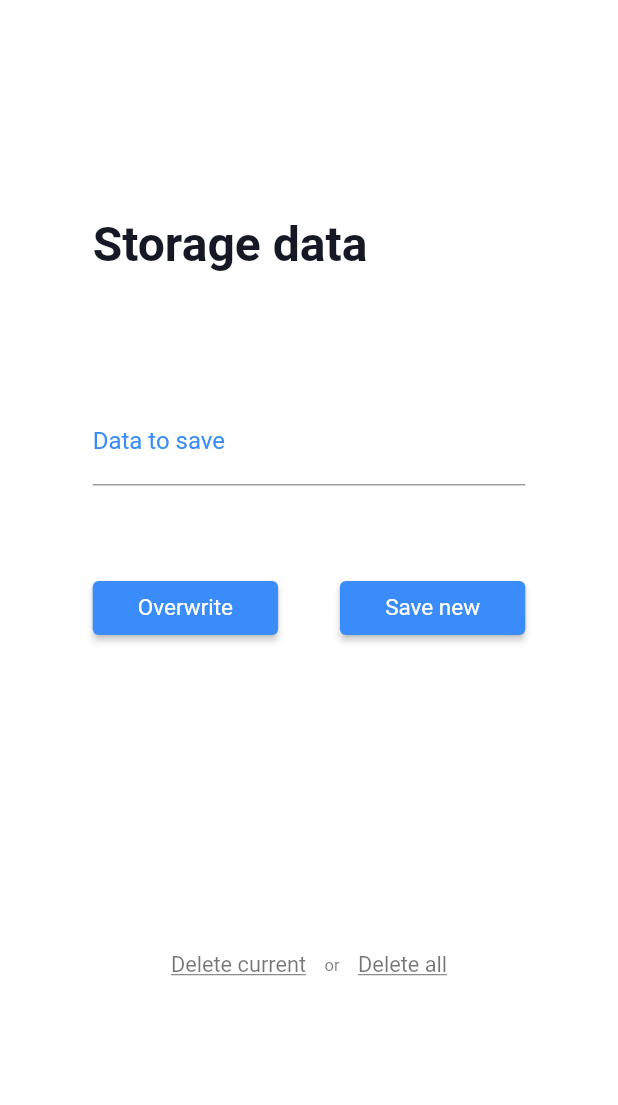
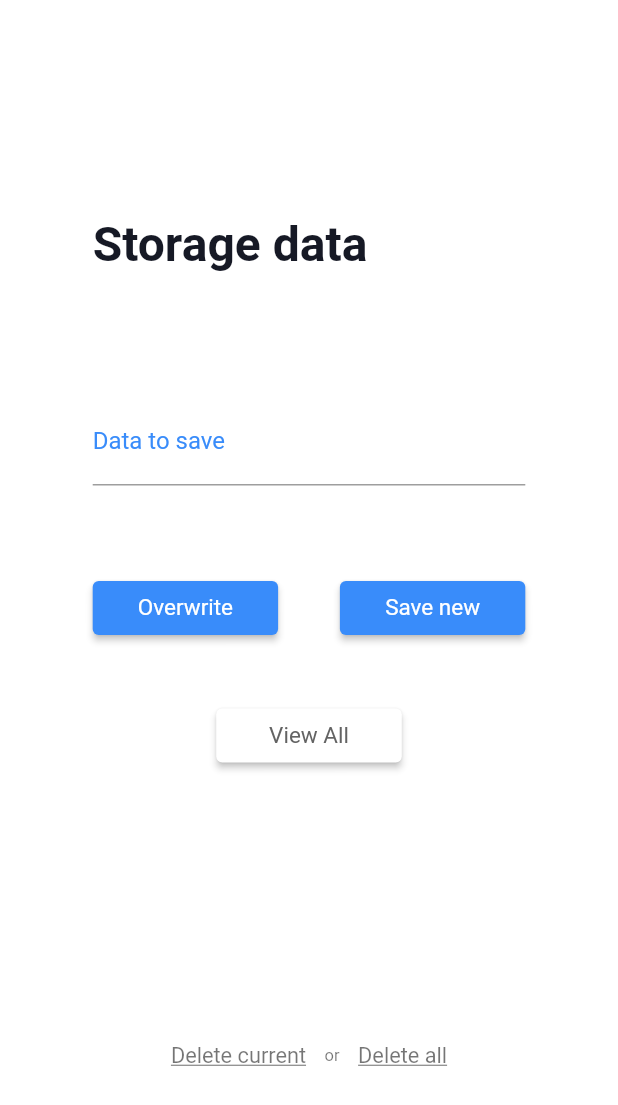
Before and after one commit to jorgeruizUdt/storing_data_flutter, a Flutter app: the screen it shows after launch, after a tap on "Overwrite", on a phone screen of 412 x 824 dp. Shown: the top 1105 px of the screen. Run offline on Flutter 3.47's test engine with Material 2 defaults, Android fonts, the phone set to English and light mode, and no system bars; our stand-ins replace flutter_secure_storage.

Commit message:
Leyendo todas las llaves

```diff
--- a/lib/main.dart
+++ b/lib/main.dart
@@ -36,11 +36,31 @@ class MyHomePage extends StatefulWidget {
 class _MyHomePageState extends State<MyHomePage> {
   static const Color primaryColor = Color.fromARGB(255, 57, 140, 250);
   final StorageData storageData = StorageData();
+  Map<String, String>? dataMap;
+
+  Future<void> retrieve() async {
+    Future<Map<String, String>> data = storageData.readAllFromStorage();
+    Map<String, String>? result = await data;
+
+    setState(() {
+      dataMap = result;
+
+      for(var v in dataMap!.values) {
+        log('Value: $v');
+      }
+
+      for(var v in dataMap!.keys) {
+        log('Key: $v');
+      }
+
+    });
+  }
 
   @override
   void initState() {
     super.initState();
     storageData.readFromStorage();
+    //retrieve();
   }
 
   @override
@@ -143,7 +163,28 @@ class _MyHomePageState extends State<MyHomePage> {
                       ],
                     ),
                     SizedBox(
-                      height: size.height * .1,
+                      height: size.height * .045,
+                    ),
+                    SizedBox(
+                      width: size.width * .3,
+                      child: ElevatedButton(
+                        onPressed: () {
+                          retrieve();
+                        },
+                        style: ElevatedButton.styleFrom(
+                          backgroundColor: Colors.white,
+                          textStyle: const TextStyle(fontSize: 15)
+                        ),
+                        child: const Text(
+                          "View All",
+                          style: TextStyle(
+                            color: Color.fromARGB(255, 99, 99, 99)
+                          ),
+                        ),
+                      ),
+                    ),
+                    SizedBox(
+                      height: size.height * .07,
                     ),
                   ],
                 ),
--- a/lib/storage_data.dart
+++ b/lib/storage_data.dart
@@ -16,26 +16,30 @@ class StorageData {
 
   Future<String> readFromStorage() async {
     usernameController.text = (await _storage.read(key: firstKey)) ?? '';
-    log(usernameController.text);
     return usernameController.text;
   }
 
   Future<String> readFromStorageSec() async {
     String last = (await _storage.read(key: lastKey)) ?? '';
-    log(usernameController.text);
     return last;
   }
 
-  Future<void> readAllFromStorage() async {
-    String all = _storage.readAll().toString();
-    log(all);
+  Future<Map<String, String>> readAllFromStorage() async {
+    return _storage.readAll();
   }
 
   overWriteLast() async {
     String data = usernameController.text;
-    await _storage.write(key: firstKey, value: data);
-    lastKey = data;
-    await _storage.write(key: lastKey, value: lastKey);
+
+    if (((await _storage.read(key: firstKey)) ?? '') == '') {
+      await _storage.write(key: firstKey, value: data);
+    } else if (((await _storage.read(key: firstKey)) ?? '') == '' && ((await _storage.read(key: lastKey)) ?? '') == '') {
+      await _storage.write(key: firstKey, value: data);
+    } else if (((await _storage.read(key: firstKey)) ?? '') != '' && ((await _storage.read(key: lastKey)) ?? '') == '') {
+      await _storage.write(key: firstKey, value: data);
+    } else {
+      await _storage.write(key: lastKey, value: data);
+    }
   }
 
   saveNew() async {
@@ -58,7 +62,6 @@ class StorageData {
   }
 
   deleteAll() {
-    readAllFromStorage();
     _storage.deleteAll();
   }
 }
```
